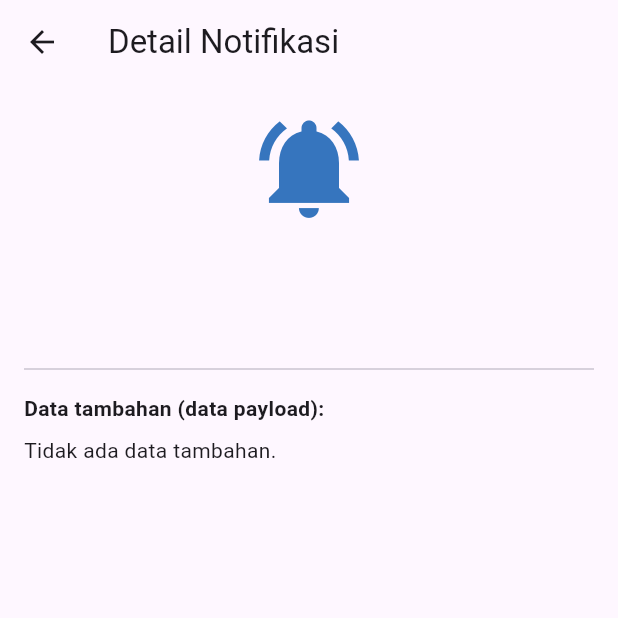
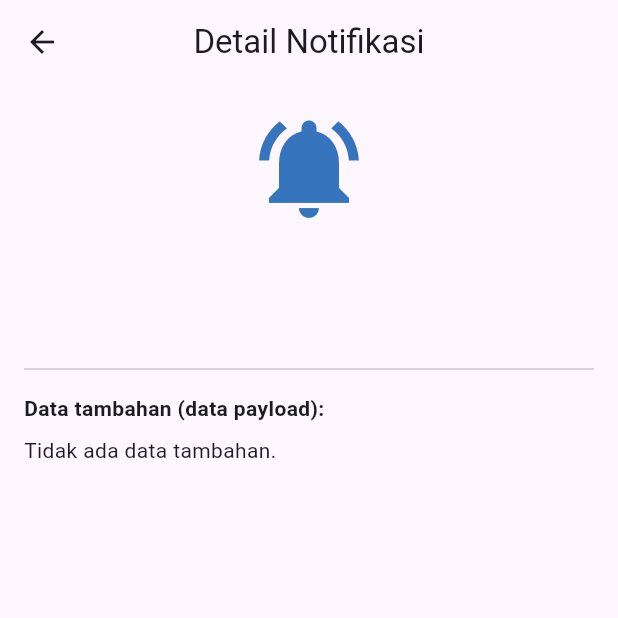
Before and after one commit to dygnora/Latihan-009-aplikasi-mobile, a Flutter app: the NotificationDetailScreen screen opened directly with empty values, on a phone screen of 412 x 824 dp, the top half of it. Run offline on Flutter 3.47's test engine with Material 3 defaults, Android fonts, the phone set to English and light mode, and no system bars; our stand-ins replace firebase_auth, firebase_core, firebase_messaging, flutter_local_notifications; accounts and stored records are empty.

Commit message:
style: center AppBar title in NotificationDetailScreen

```diff
--- a/lib/notification_detail_screen.dart
+++ b/lib/notification_detail_screen.dart
@@ -14,7 +14,10 @@ class NotificationDetailScreen extends StatelessWidget {
       ..remove('body');
 
     return Scaffold(
-      appBar: AppBar(title: const Text('Detail Notifikasi')),
+      appBar: AppBar(
+        title: const Text('Detail Notifikasi'),
+        centerTitle: true,
+      ),
       body: ListView(
         padding: const EdgeInsets.all(16),
         children: [
```
